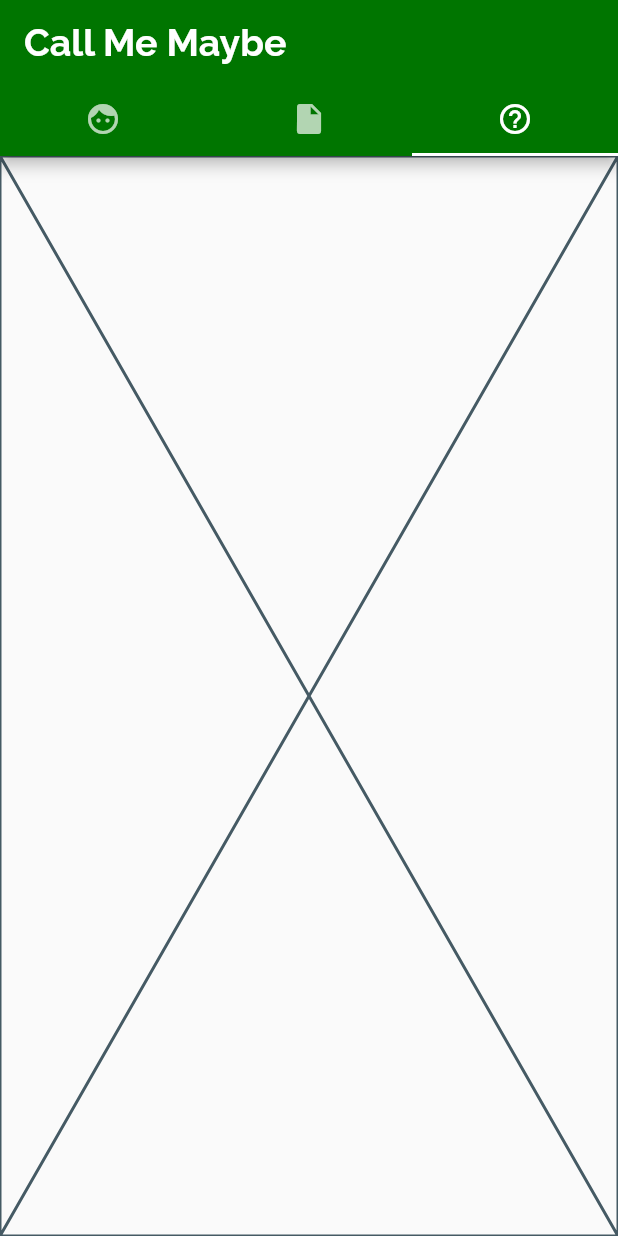
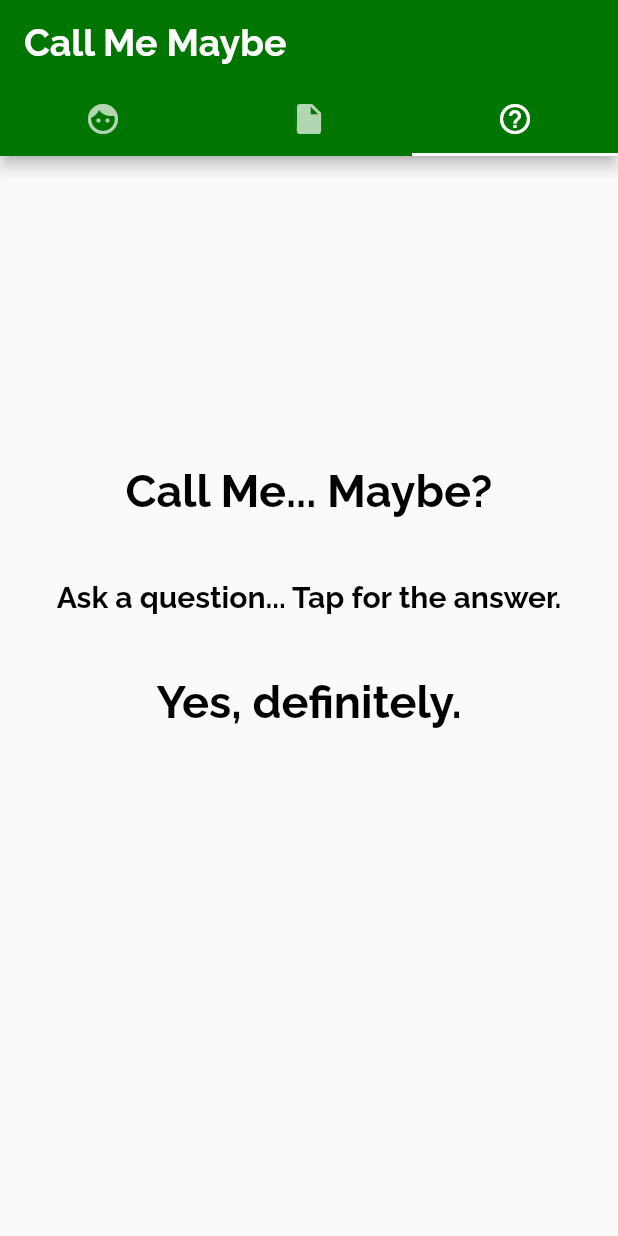
Before and after one commit to moylanm/call-me-maybe, a Flutter app: the screen it shows after launch, tab 3 chosen, on a phone screen of 412 x 824 dp. Run offline on Flutter 3.47's test engine with Material 2 defaults, Android fonts, the light colour scheme and no system bars.

Commit message:
implement predictor

```diff
--- a/lib/screens/predictor.dart
+++ b/lib/screens/predictor.dart
@@ -1,10 +1,48 @@
+import 'package:call_me_maybe/config/styles.dart';
+import 'package:call_me_maybe/models/eight_ball.dart';
 import 'package:flutter/material.dart';
 
-class Predictor extends StatelessWidget {
+class Predictor extends StatefulWidget {
   const Predictor({super.key});
 
   @override
+  State<Predictor> createState() => _PredictorState();
+}
+
+class _PredictorState extends State<Predictor> {
+  final eightBall = EightBall([
+    'Yes, definitely.',
+    'Unlikely but possible.',
+    'Maybe indeed.',
+    'The future is uncertain.'
+  ]);
+
+  @override
   Widget build(BuildContext context) {
-    return const Placeholder();
+    final heightPad = MediaQuery.of(context).size.height * 0.25;
+
+    return Center(
+      child: Column(
+        children: [
+          SizedBox(height: heightPad),
+          Text('Call Me... Maybe?', style: Styles.textLarge),
+          SizedBox(height: heightPad * 0.2),
+          _textButton(),
+          SizedBox(height: heightPad * 0.2),
+          Text(eightBall.answer, style: Styles.textLarge)
+        ],
+      ),
+    );
+  }
+
+  Widget _textButton() {
+    return GestureDetector(
+      onTap: () {
+        setState(() {
+          eightBall.shake();
+        });
+      },
+      child: Text('Ask a question... Tap for the answer.', style: Styles.textDefault),
+    );
   }
 }
```
